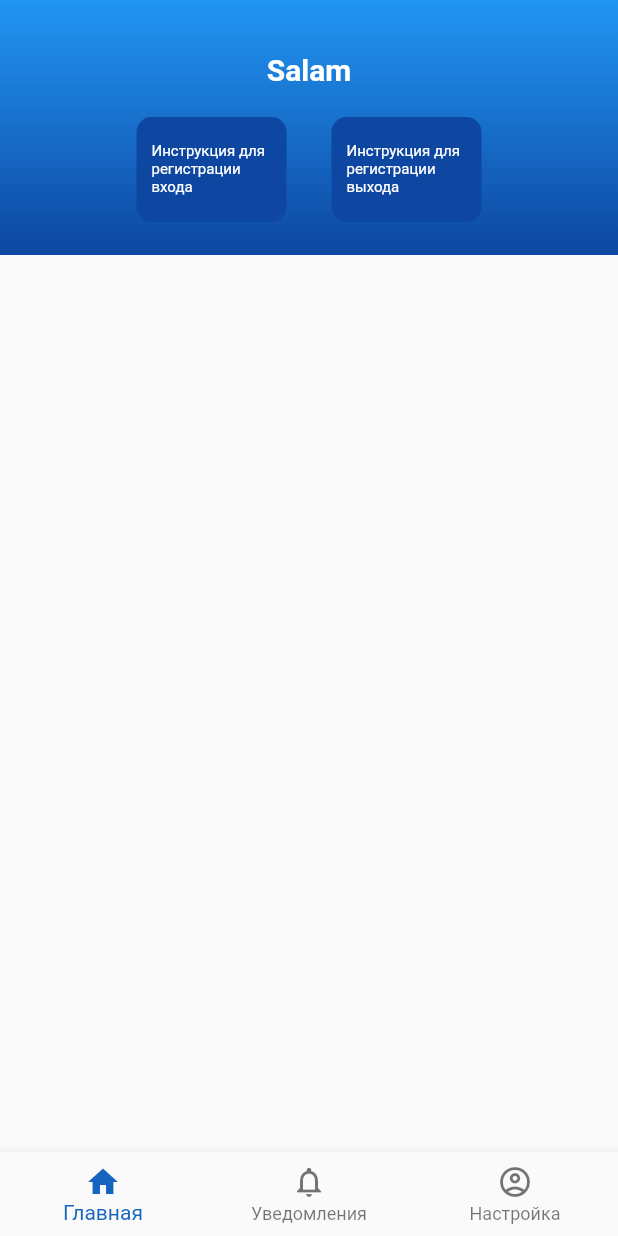
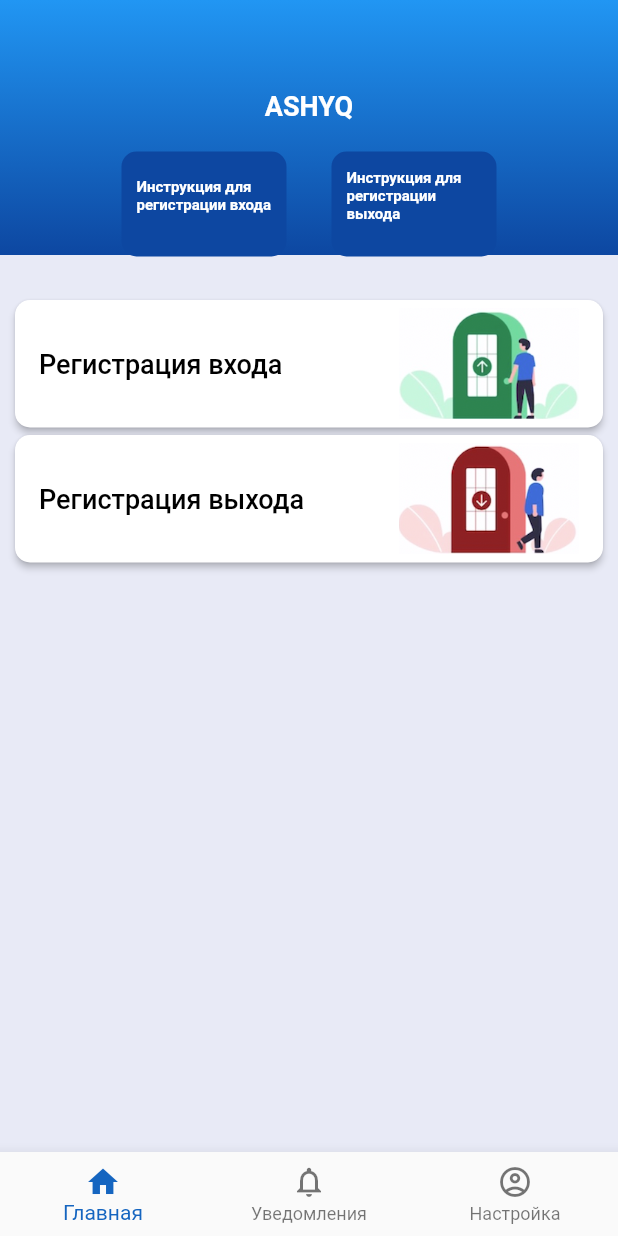
Before and after one commit to dzhusipov/zhabyq, a Flutter app: the screen it shows after launch, on a phone screen of 412 x 824 dp. Run offline on Flutter 3.47's test engine with Material 2 defaults, Android fonts, the phone set to English and light mode, and no system bars; Roboto replaces fonts that are missing (Raleway).

Commit message:
all is done. Need to change only shadow

```diff
--- a/lib/src/screens/home_page.dart
+++ b/lib/src/screens/home_page.dart
@@ -12,20 +12,6 @@
   int _selectedIndex = 0;
   static const TextStyle optionStyle =
       TextStyle(fontSize: 30, fontWeight: FontWeight.bold);
-  static const List<Widget> _widgetOptions = <Widget>[
-    Text(
-      'Index 0: Home',
-      style: optionStyle,
-    ),
-    Text(
-      'Index 1: Business',
-      style: optionStyle,
-    ),
-    Text(
-      'Index 2: School',
-      style: optionStyle,
-    ),
-  ];
 
   void _onItemTapped(int index) {
     setState(() {
@@ -37,16 +23,97 @@
   Widget build(BuildContext context) {
     return Scaffold(
       resizeToAvoidBottomInset: false,
+      backgroundColor: Colors.indigo[50],
       body: SingleChildScrollView(
         child: Container(
-          color: Colors.grey[300],
+          //color: Colors.grey[500],
+          //height: double.infinity,
           alignment: Alignment.topCenter,
           child: Column(
             children: <Widget>[
               GradientAppBar("Salam"),
               Container(
-                child: Row(
-                  children: [],
+                margin: EdgeInsets.only(
+                  top: 30.0,
+                ),
+              ),
+              Container(
+                margin: EdgeInsets.symmetric(
+                  horizontal: 10.0,
+                ),
+                child: SizedBox(
+                  height: 85.0,
+                  child: ElevatedButton(
+                    onPressed: () {
+                      print('enter');
+                    },
+                    child: Row(
+                      mainAxisAlignment: MainAxisAlignment.spaceBetween,
+                      children: [
+                        Text(
+                          "Регистрация входа",
+                          style: TextStyle(
+                            fontSize: 18.0,
+                            fontFamily: "Raleway",
+                            color: Colors.black,
+                          ),
+                        ),
+                        Image.asset(
+                          "assets/enter.png",
+                          width: 120.0,
+                          height: 120.0,
+                        )
+                      ],
+                    ),
+                    style: ElevatedButton.styleFrom(
+                      shape: RoundedRectangleBorder(
+                        borderRadius: new BorderRadius.circular(10.0),
+                      ),
+                      primary: Colors.white,
+                    ),
+                  ),
+                ),
+              ),
+              Container(
+                margin: EdgeInsets.only(
+                  top: 5.0,
+                ),
+              ),
+              Container(
+                margin: EdgeInsets.symmetric(
+                  horizontal: 10.0,
+                ),
+                child: SizedBox(
+                  height: 85.0,
+                  child: ElevatedButton(
+                    onPressed: () {
+                      print('exit');
+                    },
+                    child: Row(
+                      mainAxisAlignment: MainAxisAlignment.spaceBetween,
+                      children: [
+                        Text(
+                          "Регистрация выхода",
+                          style: TextStyle(
+                            fontSize: 18.0,
+                            fontFamily: "Raleway",
+                            color: Colors.black,
+                          ),
+                        ),
+                        Image.asset(
+                          "assets/exit.png",
+                          width: 120.0,
+                          height: 120.0,
+                        )
+                      ],
+                    ),
+                    style: ElevatedButton.styleFrom(
+                      shape: RoundedRectangleBorder(
+                        borderRadius: new BorderRadius.circular(10.0),
+                      ),
+                      primary: Colors.white,
+                    ),
+                  ),
                 ),
               ),
             ],
@@ -86,20 +153,25 @@
   Widget build(BuildContext context) {
     final double statusbarHeight = MediaQuery.of(context).padding.top;
     return Container(
-      padding: EdgeInsets.only(top: statusbarHeight),
+      //padding: EdgeInsets.only(top: statusbarHeight),
       height: statusbarHeight + barHeight,
       child: Container(
-        margin: EdgeInsets.only(top: 35.0),
+        margin: EdgeInsets.only(top: 60.0),
         child: Column(
           children: [
             Center(
               child: Text(
-                title,
+                'ASHYQ',
                 style: TextStyle(
-                    fontSize: 20.0,
-                    color: Colors.white,
-                    fontWeight: FontWeight.bold),
+                  fontSize: 18.0,
+                  color: Colors.white,
+                  fontWeight: FontWeight.bold,
+                ),
               ),
+              /*Image.asset(
+                'assets/logo.png',
+                height: 50.0,
+              ),*/
             ),
             Container(
               margin: EdgeInsets.only(top: 20.0),
@@ -109,7 +181,7 @@
                 children: <Widget>[
                   Container(
                     height: 70.0,
-                    width: 100.0,
+                    width: 110.0,
                     color: Colors.transparent,
                     child: Container(
                         decoration: BoxDecoration(
@@ -118,11 +190,18 @@
                                 BorderRadius.all(Radius.circular(10.0))),
                         child: Center(
                           child: Container(
-                            margin: EdgeInsets.all(10.0),
+                            margin: EdgeInsets.only(
+                              bottom: 10.0,
+                              left: 10.0,
+                              right: 10.0,
+                            ),
                             child: Text(
                               "Инструкция для регистрации входа",
-                              style:
-                                  TextStyle(fontSize: 10, color: Colors.white),
+                              style: TextStyle(
+                                fontSize: 10,
+                                color: Colors.white,
+                                fontWeight: FontWeight.bold,
+                              ),
                               textAlign: TextAlign.left,
                             ),
                           ),
@@ -133,7 +212,7 @@
                   ),
                   Container(
                     height: 70.0,
-                    width: 100.0,
+                    width: 110.0,
                     color: Colors.transparent,
                     child: Container(
                         decoration: BoxDecoration(
@@ -142,11 +221,18 @@
                                 BorderRadius.all(Radius.circular(10.0))),
                         child: Center(
                           child: Container(
-                            margin: EdgeInsets.all(10.0),
+                            margin: EdgeInsets.only(
+                              bottom: 10.0,
+                              left: 10.0,
+                              right: 10.0,
+                            ),
                             child: Text(
                               "Инструкция для регистрации выхода",
-                              style:
-                                  TextStyle(fontSize: 10, color: Colors.white),
+                              style: TextStyle(
+                                fontSize: 10,
+                                color: Colors.white,
+                                fontWeight: FontWeight.bold,
+                              ),
                               textAlign: TextAlign.left,
                             ),
                           ),
@@ -155,15 +241,9 @@
                 ],
               ),
             ),
-            Container(
+            /*Container(
               margin: EdgeInsets.only(top: 10.0),
               height: 30.0,
-            ),
-            /*Container(
-              //margin: EdgeInsets.only(top: 40.0),
-              child: ListTile(
-                leading: Text('123'),
-              ),
             ),*/
           ],
         ),
--- a/pubspec.yaml
+++ b/pubspec.yaml
@@ -45,8 +45,10 @@
   uses-material-design: true
 
   # To add assets to your application, add an assets section, like this:
-  # assets:
-  #   - images/a_dot_burr.jpeg
+  assets:
+    - assets/logo.png
+    - assets/enter.png
+    - assets/exit.png
   #   - images/a_dot_ham.jpeg
 
   # An image asset can refer to one or more resolution-specific "variants", see
```
Also changed, not shown: assets/enter.png (added), assets/exit.png (added), assets/logo.png (added), pubspec.lock.
